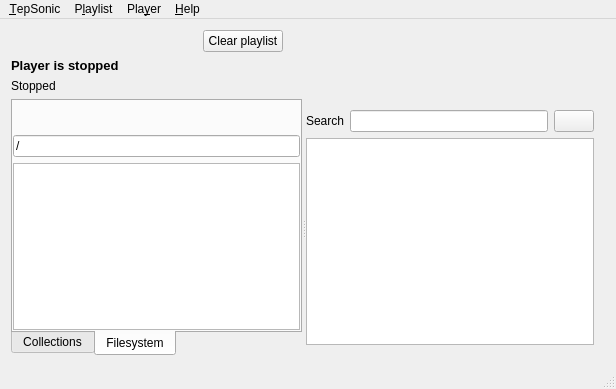
danvratil/TepSonic, file player/ui/mainwindow.ui: the form before one commit.
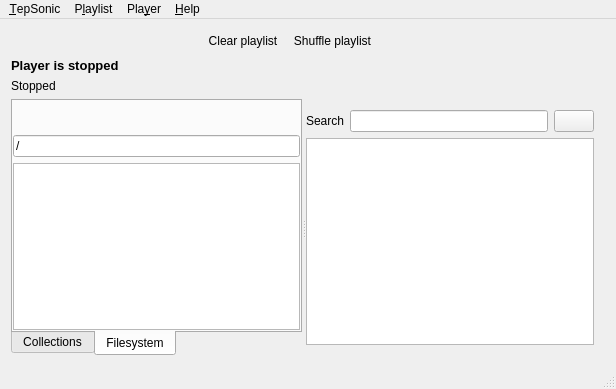
The form after the commit. Icons and pictures are not drawn. Custom widgets are drawn as their Qt base class.

Commit message: Implement playlist shuffle

What changed in the file:
```diff
--- a/player/ui/mainwindow.ui
+++ b/player/ui/mainwindow.ui
@@ -180,6 +180,29 @@
           <height>24</height>
          </size>
         </property>
+        <property name="flat">
+         <bool>true</bool>
+        </property>
+       </widget>
+      </item>
+      <item>
+       <widget class="QPushButton" name="shufflePlaylistButton">
+        <property name="text">
+         <string>Shuffle playlist</string>
+        </property>
+        <property name="icon">
+         <iconset resource="../icons.qrc">
+          <normaloff>:/icons/shuffle</normaloff>:/icons/shuffle</iconset>
+        </property>
+        <property name="iconSize">
+         <size>
+          <width>24</width>
+          <height>24</height>
+         </size>
+        </property>
+        <property name="flat">
+         <bool>true</bool>
+        </property>
        </widget>
       </item>
       <item>
```
Left out of the diff: 17 changed lines with no effect on the pictures. The commit also changes 7 other files.
